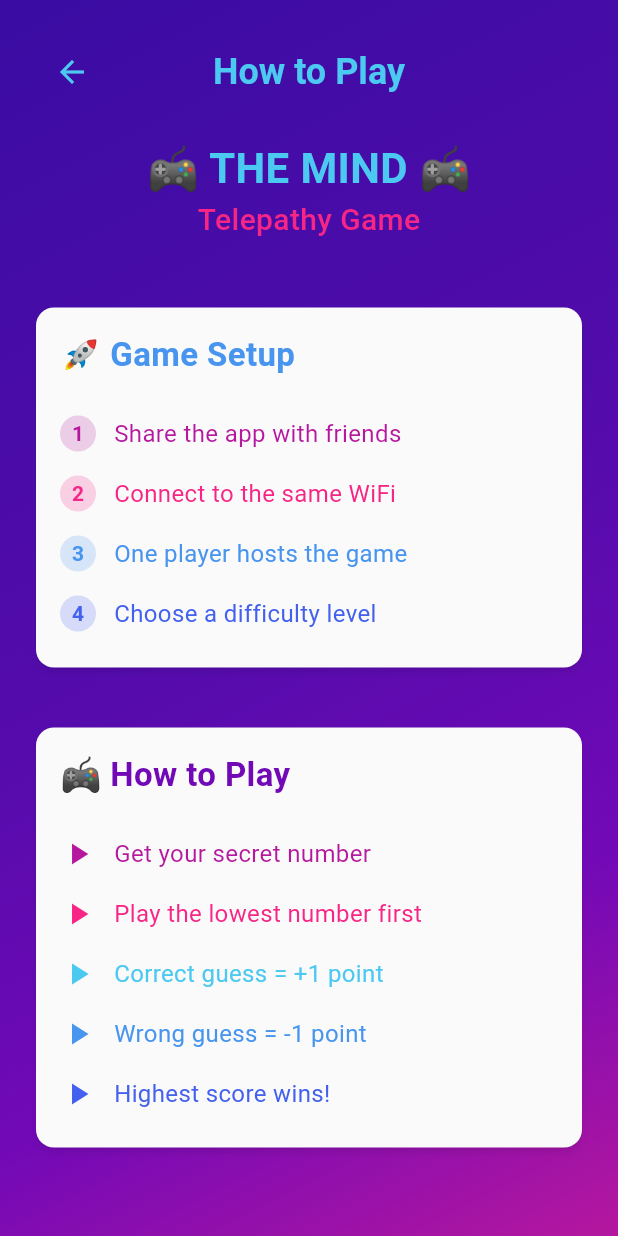
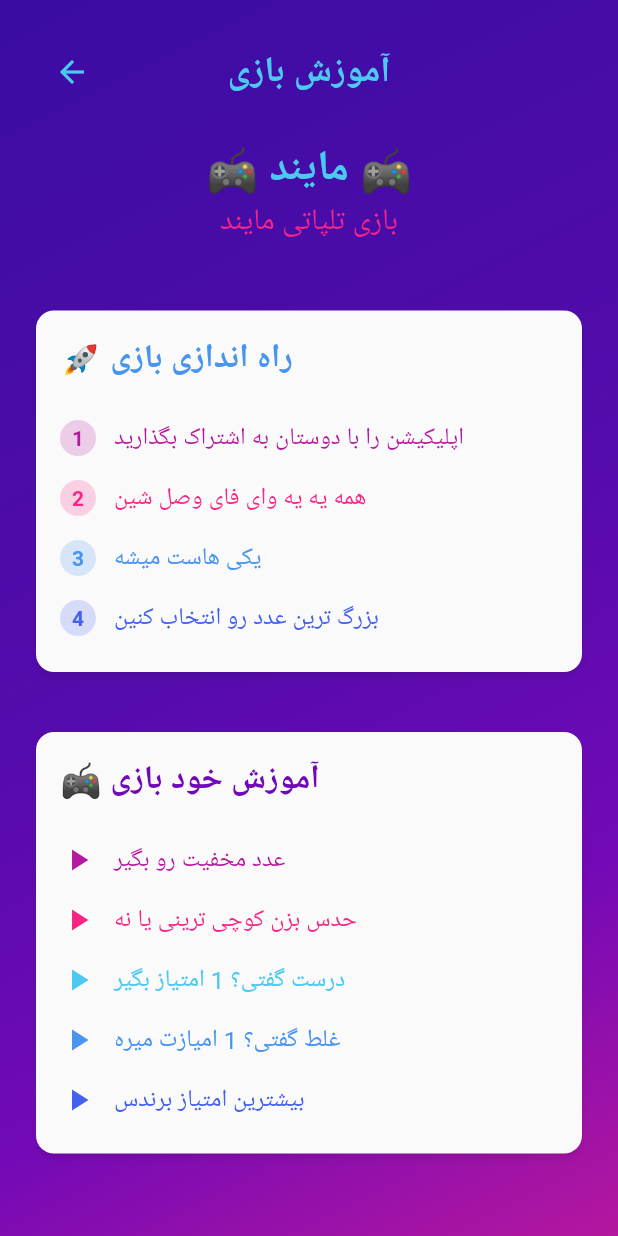
Before and after one commit to robogamer9849/flutter-the-mind, a Flutter app: the HelpScreen screen opened directly, on a phone screen of 412 x 824 dp. Run offline on Flutter 3.47's test engine with Material 3 defaults, Android fonts, the phone set to English and light mode, and no system bars; Roboto replaces fonts that are missing (Poppins); project files that could hold a hidden picture were left out.

Commit message:
made the game multilang : fa and en

```diff
--- a/lib/main.dart
+++ b/lib/main.dart
@@ -8,6 +8,7 @@ import 'themes/colors.dart';
 import 'screens/host.dart';
 import 'screens/game.dart';
 import 'screens/help.dart';
+import 'settings.dart';
 
 
 // Main entry point of the application
@@ -31,9 +32,11 @@ class MyApp extends StatelessWidget {
 
   @override
   Widget build(BuildContext context) {
+
+
     // Define our custom colors from the provided hex codes
     return MaterialApp(
-      title: 'The Mind',
+      title: isEn ? 'THE MIND' : 'مایند',
       theme: ThemeData(
         primarySwatch: Colors.indigo,
         brightness: Brightness.light,
@@ -117,7 +120,6 @@ class MyApp extends StatelessWidget {
     );
   }
 }
-
 // TcpPage widget that manages the connection settings
 class TcpPage extends StatefulWidget {
   const TcpPage({super.key});
@@ -176,7 +178,7 @@ class _TcpPageState extends State<TcpPage> with SingleTickerProviderStateMixin {
     int port = int.tryParse(portController.text) ?? 6000;
 
     setState(() {
-      messages.add('Connecting to $ip:$port...');
+      messages.add(isEn ? 'Connecting to $ip:$port...' : 'در حال اتصال به سرور...');
     });
 
     try {
@@ -244,10 +246,18 @@ class _TcpPageState extends State<TcpPage> with SingleTickerProviderStateMixin {
         title: Row(
           mainAxisAlignment: MainAxisAlignment.spaceBetween,
           children: [
-            const SizedBox(width: 20),
-            const Text(
-              'THE MIND',
-              style: TextStyle(
+            IconButton(
+              icon: const Icon(Icons.language_rounded),
+              onPressed: () {
+                setState(() {
+                  isEn = !isEn;
+
+                });
+              }
+            ),
+            Text(
+              isEn ? 'The Mind' : 'مایند',
+              style: const TextStyle(
                 fontWeight: FontWeight.bold,
                 letterSpacing: 1.5,
               ),
@@ -318,7 +328,7 @@ class _TcpPageState extends State<TcpPage> with SingleTickerProviderStateMixin {
                                 ),
                                 const SizedBox(width: 12),
                                 Text(
-                                  'Connection Settings',
+                                  isEn ? 'Connect to a server' : 'اتصال به سرور',
                                   style: Theme.of(context).textTheme.titleLarge?.copyWith(
                                     fontWeight: FontWeight.bold,
                                     color: deepPurple,
@@ -338,7 +348,7 @@ class _TcpPageState extends State<TcpPage> with SingleTickerProviderStateMixin {
                                       fontWeight: FontWeight.bold,
                                     ),
                                     decoration: InputDecoration(
-                                      labelText: 'IP Address',
+                                      labelText: isEn ? 'IP address' : 'آدرس آی پی',
                                       prefixIcon: const Icon(Icons.computer, color: indigoBlue),
                                       fillColor:  Colors.grey.shade100,
                                       labelStyle: const TextStyle(color: indigoBlue),
@@ -355,7 +365,7 @@ class _TcpPageState extends State<TcpPage> with SingleTickerProviderStateMixin {
                                       fontWeight: FontWeight.bold,
                                     ),
                                     decoration: InputDecoration(
-                                      labelText: 'Port',
+                                      labelText: isEn ? 'Port' : 'پورت',
                                       prefixIcon: const Icon(Icons.numbers, color:  indigoBlue),
                                       fillColor: Colors.grey.shade100,
                                       labelStyle: const TextStyle(color: indigoBlue),
@@ -373,9 +383,10 @@ class _TcpPageState extends State<TcpPage> with SingleTickerProviderStateMixin {
                                   child: ElevatedButton.icon(
                                     onPressed: goToHost,
                                     icon: const Icon(Icons.router),
-                                    label: const Text(
-                                      'Host Game',
-                                      style: TextStyle(
+                                    label: Text(
+                                      // texts['host'] ?? 'Host',
+                                      isEn ? 'Host' : 'میزبان',
+                                      style: const TextStyle(
                                         fontWeight: FontWeight.bold,
                                         fontSize: 16,
                                       ),
@@ -401,9 +412,9 @@ class _TcpPageState extends State<TcpPage> with SingleTickerProviderStateMixin {
                                       shadowColor: indigoBlue.withOpacity(0.5),
                                     ),
                                     icon: const Icon(Icons.login),
-                                    label: const Text(
-                                      'Join Game',
-                                      style: TextStyle(
+                                    label: Text(
+                                      isEn ? 'join game' : 'اتصال به بازی',
+                                      style: const TextStyle(
                                         fontWeight: FontWeight.bold,
                                         fontSize: 16,
                                       ),
@@ -437,7 +448,7 @@ class _TcpPageState extends State<TcpPage> with SingleTickerProviderStateMixin {
                                 ),
                                 const SizedBox(width: 12),
                                 Text(
-                                  'Connection Log',
+                                  isEn ? 'connection logs' : 'لاگ های اتصال',
                                   style: Theme.of(context).textTheme.titleLarge?.copyWith(
                                     fontWeight: FontWeight.bold,
                                     color: pink,
@@ -462,7 +473,7 @@ class _TcpPageState extends State<TcpPage> with SingleTickerProviderStateMixin {
                                     ),
                                     const SizedBox(height: 16),
                                     Text(
-                                      'No connection activity yet',
+                                      isEn ? 'no activity yet' : 'هنوز هیچ فعالیت وجود ندارد',
                                       style: TextStyle(
                                         color: Theme.of(context).colorScheme.primary.withOpacity(0.6),
                                         fontSize: 16,
@@ -470,7 +481,7 @@ class _TcpPageState extends State<TcpPage> with SingleTickerProviderStateMixin {
                                     ),
                                     const SizedBox(height: 8),
                                     Text(
-                                      'Host or join a game to get started',
+                                      isEn ? 'Host or join a game to get started' : 'برای شروع بازی به عنوان سرور یا کلاینت وارد شوید',
                                       style: TextStyle(
                                         color: Theme.of(context).colorScheme.primary.withOpacity(0.4),
                                         fontSize: 14,
--- a/lib/screens/help.dart
+++ b/lib/screens/help.dart
@@ -1,5 +1,6 @@
 import 'package:flutter/material.dart';
 import '/themes/colors.dart';
+import '/settings.dart';
 
 class HelpScreen extends StatefulWidget {
   const HelpScreen({super.key});
@@ -36,9 +37,9 @@ class _HelpScreenState extends State<HelpScreen> {
               crossAxisAlignment: CrossAxisAlignment.start,
               children: [
                 AppBar(
-                  title: const Text(
-                    'How to Play',
-                    style: TextStyle(fontWeight: FontWeight.bold, fontSize: 24),
+                  title: Text(
+                    isEn ? 'How to Play' : 'آموزش بازی',
+                    style: const TextStyle(fontWeight: FontWeight.bold, fontSize: 24),
                   ),
                   elevation: 0,
                   foregroundColor: lightBlue,
@@ -62,23 +63,22 @@ class _HelpScreenState extends State<HelpScreen> {
     return Container(
       padding: const EdgeInsets.all(16),
       decoration: BoxDecoration(
-        // color: lightBlue.withOpacity(0.1),
         borderRadius: BorderRadius.circular(16),
       ),
-      child: const Center(
+      child: Center(
         child: Column(
           children: [
             Text(
-              '🎮 THE MIND 🎮',
-              style: TextStyle(
+              isEn ? '🎮 THE MIND 🎮' : '🎮 مایند 🎮',
+              style: const TextStyle(
                 fontSize: 28,
                 fontWeight: FontWeight.bold,
                 color: lightBlue,
               ),
             ),
             Text(
-              'Telepathy Game',
-              style: TextStyle(
+              isEn ? 'Telepathy Game' : 'بازی تلپاتی مایند',
+              style: const TextStyle(
                 fontSize: 20,
                 color: brightPink,
                 fontWeight: FontWeight.w500,
@@ -101,26 +101,26 @@ class _HelpScreenState extends State<HelpScreen> {
         child: Column(
           crossAxisAlignment: CrossAxisAlignment.start,
           children: [
-            const Text(
-              '🚀 Game Setup',
-              style: TextStyle(
+            Text(
+              isEn ? '🚀 Game Setup' : '🚀 راه اندازی بازی',
+              style: const TextStyle(
                 fontSize: 22,
                 fontWeight: FontWeight.bold,
                 color: blue,
               ),
             ),
             const SizedBox(height: 16),
-            _buildSetupStep('1', 'Share the app with friends', pink),
-            _buildSetupStep('2', 'Connect to the same WiFi', brightPink),
-            _buildSetupStep('3', 'One player hosts the game', blue),
-            _buildSetupStep('4', 'Choose a difficulty level', indigoBlue),
+            _buildSetupStep('1', isEn ? 'Share the app with friends' : 'اپلیکیشن را با دوستان به اشتراک بگذارید', pink),
+            _buildSetupStep('2', isEn ? 'Connect to the same WiFi' : 'همه یه یه وای فای وصل شین', brightPink),
+            _buildSetupStep('3', isEn ? 'One player hosts the game' : 'یکی هاست میشه', blue),
+            _buildSetupStep('4', isEn ? 'Choose max number' : 'بزرگ ترین عدد رو انتخاب کنین', indigoBlue),
           ],
         ),
       ),
     );
   }
 
-  Widget _buildSetupStep(String number, String text, Color color) {
+  Widget _buildSetupStep(String number, String? text, Color color) {
     return Padding(
       padding: const EdgeInsets.symmetric(vertical: 8),
       child: Row(
@@ -144,7 +144,7 @@ class _HelpScreenState extends State<HelpScreen> {
           ),
           const SizedBox(width: 12),
           Text(
-            text,
+            text ?? '',
             style: TextStyle(
               fontSize: 16,
               color: color,
@@ -167,27 +167,27 @@ class _HelpScreenState extends State<HelpScreen> {
         child: Column(
           crossAxisAlignment: CrossAxisAlignment.start,
           children: [
-            const Text(
-              '🎮 How to Play',
-              style: TextStyle(
+            Text(
+              isEn ? '🎮 How to Play' : '🎮 آموزش خود بازی',
+              style: const TextStyle(
                 fontSize: 22,
                 fontWeight: FontWeight.bold,
                 color: magenta,
               ),
             ),
             const SizedBox(height: 16),
-            _buildGameplayRule('Get your secret number', pink),
-            _buildGameplayRule('Play the lowest number first', brightPink),
-            _buildGameplayRule('Correct guess = +1 point', lightBlue),
-            _buildGameplayRule('Wrong guess = -1 point', blue),
-            _buildGameplayRule('Highest score wins!', indigoBlue),
+            _buildGameplayRule(isEn ? 'Get your secret number' : 'عدد مخفیت رو بگیر', pink),
+            _buildGameplayRule(isEn ? 'guess if you have lowest number first' : 'حدس بزن کوچی ترینی یا نه', brightPink),
+            _buildGameplayRule(isEn ? 'Correct guess = +1 point' : 'درست گفتی؟ 1 امتیاز بگیر', lightBlue),
+            _buildGameplayRule(isEn ? 'Wrong guess = -1 point' : 'غلط گفتی؟ 1 امیازت میره', blue),
+            _buildGameplayRule(isEn ? 'Highest score wins!' : 'بیشترین امتیاز برندس', indigoBlue),
           ],
         ),
       ),
     );
   }
 
-  Widget _buildGameplayRule(String text, Color color) {
+  Widget _buildGameplayRule(String? text, Color color) {
     return Padding(
       padding: const EdgeInsets.symmetric(vertical: 8),
       child: Row(
@@ -195,7 +195,7 @@ class _HelpScreenState extends State<HelpScreen> {
           Icon(Icons.play_arrow, color: color),
           const SizedBox(width: 12),
           Text(
-            text,
+            text ?? '',
             style: TextStyle(
               fontSize: 16,
               color: color,
--- a/lib/screens/host.dart
+++ b/lib/screens/host.dart
@@ -5,6 +5,8 @@ import 'package:flutter/material.dart';
 import 'dart:math';
 
 import '/themes/colors.dart';
+import '/settings.dart';
+
 import 'game.dart';
 
 class HostMenuScreen extends StatefulWidget {
@@ -16,7 +18,7 @@ class HostMenuScreen extends StatefulWidget {
 }
 
 class _HostMenuScreenState extends State<HostMenuScreen> {
-  String ip = 'Fetching IP...';
+  String ip = isEn ? 'Fetching IP...' : 'دریافت آی ءي...';
   int maxNumber = 100;
   Map<String, int> clients = {};
   Map<String, int> scores = {};
@@ -43,7 +45,7 @@ class _HostMenuScreenState extends State<HostMenuScreen> {
         });
       } else {
         setState(() {
-          ip = 'No network interfaces found';
+          ip = isEn ? 'No network interfaces found' : 'هیچ سرور شبکه فعالی یافت نشد';
         });
       }
     } catch (e) {
@@ -99,8 +101,7 @@ class _HostMenuScreenState extends State<HostMenuScreen> {
               setState(() {});
             }
             else {
-              client.write('no  :(');
-              scores[client.remoteAddress.address] = (scores[client.remoteAddress.address] ?? 0) - 1;
+              client.write('no  :(');              scores[client.remoteAddress.address] = (scores[client.remoteAddress.address] ?? 0) - 1;
               // Update UI when scores change
               setState(() {});
             }
@@ -139,8 +140,9 @@ class _HostMenuScreenState extends State<HostMenuScreen> {
   Widget build(BuildContext context) {
     return Scaffold(
       appBar: AppBar(
-        title: const Text('Game Host',
-          style: TextStyle(
+        title: Text(
+          isEn ? 'Game Host' : 'هاست بازی',
+          style: const TextStyle(
             fontWeight: FontWeight.bold,
             color: lightBlue,
           ),
@@ -195,7 +197,7 @@ class _HostMenuScreenState extends State<HostMenuScreen> {
                           ),
                           const SizedBox(width: 8),
                           Text(
-                            'Server Information',
+                            isEn ? 'Server Information' : 'اطلاعات سرور',
                             style: Theme.of(context).textTheme.titleLarge?.copyWith(
                               color: deepPurple,
                               fontWeight: FontWeight.bold,
@@ -210,7 +212,7 @@ class _HostMenuScreenState extends State<HostMenuScreen> {
                           const Icon(Icons.computer, size: 20, color: blue),
                           const SizedBox(width: 8),
                           Text(
-                            'Server IP:',
+                            isEn ? 'IP:' : 'آی پی:',
                             style: Theme.of(context).textTheme.titleMedium?.copyWith(
                               color: deepPurple,
                             ),
@@ -241,7 +243,7 @@ class _HostMenuScreenState extends State<HostMenuScreen> {
                           const Icon(Icons.numbers, size: 20, color: blue),
                           const SizedBox(width: 8),
                           Text(
-                            'Port:',
+                            isEn ? 'Port:' : 'پورت:',
                             style: Theme.of(context).textTheme.titleMedium?.copyWith(
                               color: deepPurple,
                             ),
@@ -292,7 +294,7 @@ class _HostMenuScreenState extends State<HostMenuScreen> {
                           ),
                           const SizedBox(width: 8),
                           Text(
-                            'Game Settings',
+                            isEn ? 'Game Settings' : 'تنظیمات بازی',
                             style: Theme.of(context).textTheme.titleLarge?.copyWith(
                               color: purple,
                               fontWeight: FontWeight.bold,
@@ -306,7 +308,7 @@ class _HostMenuScreenState extends State<HostMenuScreen> {
                         mainAxisAlignment: MainAxisAlignment.spaceBetween,
                         children: [
                           Text(
-                            'Maximum Number:',
+                            isEn ? 'Maximum Number:' : 'حداکثر عدد:',
                             style: Theme.of(context).textTheme.titleMedium?.copyWith(
                               color: purple,
                             ),
@@ -342,9 +344,9 @@ class _HostMenuScreenState extends State<HostMenuScreen> {
                         ),
                         child: Slider(
                           value: maxNumber.toDouble(),
-                          min: 0,
+                          min: 100,
                           max: 1000,
-                          divisions: 100,
+                          divisions: 9,
                           label: maxNumber.toString(),
                           onChanged: (double value) {
                             debugPrint(value.toString());
@@ -393,7 +395,7 @@ class _HostMenuScreenState extends State<HostMenuScreen> {
                                 ),
                                 const SizedBox(width: 8),
                                 Text(
-                                  'Connected Players',
+                                  isEn ? 'Connected Players' : 'کاربران متصل',
                                   style: Theme.of(context).textTheme.titleLarge?.copyWith(
                                     color: deepPurple,
                                     fontWeight: FontWeight.bold,
@@ -409,7 +411,7 @@ class _HostMenuScreenState extends State<HostMenuScreen> {
                                 border: Border.all(color: blue),
                               ),
                               child: Text(
-                                '${clients.length} players',
+                                isEn ? '${clients.length} players' : '${clients.length} :بازیکنان ',
                                 style: const TextStyle(
                                   fontWeight: FontWeight.bold,
                                   color: deepPurple,
@@ -432,7 +434,7 @@ class _HostMenuScreenState extends State<HostMenuScreen> {
                                       ),
                                       const SizedBox(height: 16),
                                       Text(
-                                        'No players connected yet',
+                                        isEn ? 'No players connected yet' : 'هیچ بازیکنی متصل نیست',
                                         style: TextStyle(
                                           color: deepPurple.withOpacity(0.5),
                                           fontSize: 16,
@@ -445,7 +447,7 @@ class _HostMenuScreenState extends State<HostMenuScreen> {
                                   itemCount: clients.length,
                                   itemBuilder: (context, index) {
                                     String clientIp = clients.keys.elementAt(index);
-                                    int? clientNumber = clients[clientIp];
+                                    // int? clientNumber = clients[clientIp];
                                     int? clientScore = scores[clientIp] ?? 0;
 
                                     return Card(
@@ -467,14 +469,14 @@ class _HostMenuScreenState extends State<HostMenuScreen> {
                                           ),
                                         ),
                                         title: Text(
-                                          'Player: $clientIp',
+                                          isEn ? 'Player: $clientIp' : 'بازیکن: $clientIp',
                                           style: const TextStyle(
                                             fontWeight: FontWeight.bold,
                                             color: deepPurple,
                                           ),
                                         ),
                                         subtitle: Text(
-                                          'Number: $clientNumber',
+                                          isEn ? 'Number: you cant see the number!!' : 'شماره: شما نمی توانید شماره را ببینید!!',
                                           style: const TextStyle(
                                             color: purple,
                                           ),
@@ -487,7 +489,7 @@ class _HostMenuScreenState extends State<HostMenuScreen> {
                                             border: Border.all(color: blue),
                                           ),
                                           child: Text(
-                                            'Score: $clientScore',
+                                            isEn ? 'Score: $clientScore' : 'امتیاز: $clientScore',
                                             style: const TextStyle(
                                               color: deepPurple,
                                               fontWeight: FontWeight.bold,
@@ -516,9 +518,9 @@ class _HostMenuScreenState extends State<HostMenuScreen> {
                   ),
                   elevation: 5,
                 ),
-                child: const Text(
-                  'START GAME',
-                  style: TextStyle(
+                child: Text(
+                  isEn ? 'START GAME' : 'شروع بازی',
+                  style: const TextStyle(
                     fontSize: 18,
                     fontWeight: FontWeight.bold,
                     letterSpacing: 1.2,
--- /dev/null
+++ b/lib/settings.dart
@@ -0,0 +1 @@
+bool isEn = false;
```
Also changed, not shown: lib/screens/game.dart (+24 -23 lines).
